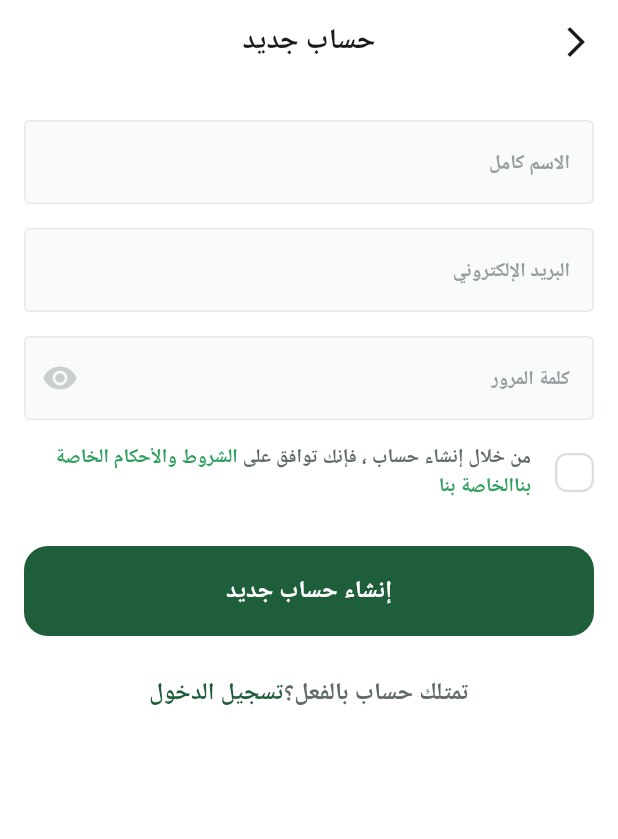
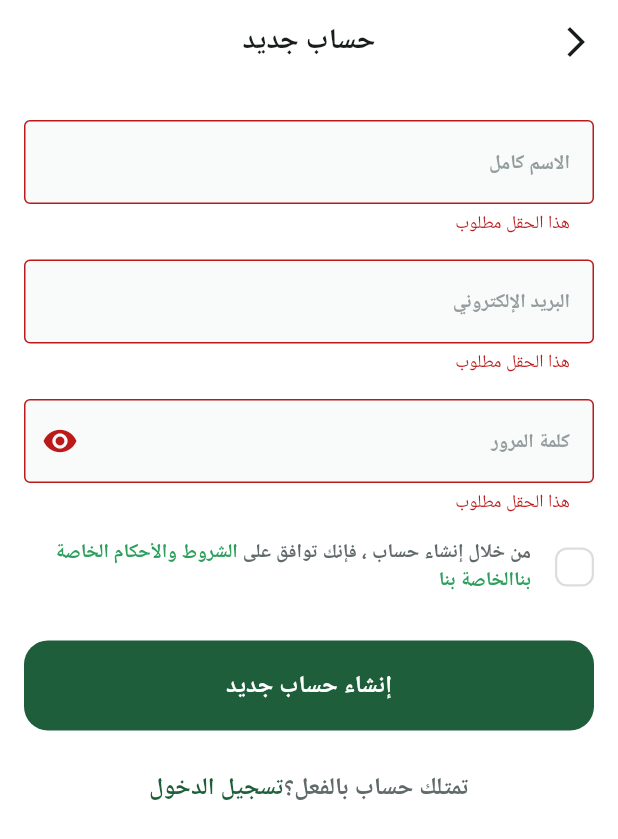
Before and after one commit to A-rosan/FruitsApp, a Flutter app: the SignUpScreen screen opened directly, after a tap on "إنشاء حساب جديد", on a phone screen of 412 x 824 dp. Shown: the top 839 px of the screen. Run offline on Flutter 3.47's test engine with Material 3 defaults, Android fonts, the phone set to English and light mode, and no system bars; drawn by our look-alikes of modal_progress_hud_nsn; our stand-ins replace dartz, dots_indicator, firebase_auth, firebase_core, flutter_bloc, flutter_svg and 4 more; accounts and stored records are empty; Roboto replaces fonts that are missing (Cairo).

Commit message:
signUP integration done

```diff
--- /dev/null
+++ b/lib/core/widgets/custom_pass_field.dart
@@ -0,0 +1,40 @@
+import 'package:flutter/material.dart';
+
+import 'custom_text_form_field.dart';
+
+class CustomPassField extends StatefulWidget {
+  CustomPassField({
+    super.key,
+    required this.passwordController,
+    this.onSaved,
+  });
+
+  final TextEditingController passwordController;
+  void Function(String?)? onSaved;
+
+  @override
+  State<CustomPassField> createState() => _CustomPassFieldState();
+}
+
+class _CustomPassFieldState extends State<CustomPassField> {
+  bool isPassword = true;
+  @override
+  Widget build(BuildContext context) {
+    return CustomTextFormField(
+      onSaved: (value) => widget.onSaved,
+      controller: widget.passwordController,
+      isPass: isPassword,
+      keyboardType: TextInputType.visiblePassword,
+      hintText: "كلمة المرور",
+      suffixIcon: GestureDetector(
+        onTap: () => setState(() => isPassword = !isPassword),
+        child: isPassword
+            ? Icon(Icons.remove_red_eye)
+            : Icon(
+                Icons.visibility_off,
+                color: Color(0xffC9CECF),
+              ),
+      ),
+    );
+  }
+}
--- a/lib/core/widgets/custom_text_form_field.dart
+++ b/lib/core/widgets/custom_text_form_field.dart
@@ -5,18 +5,33 @@ import 'package:fruits_app/core/utils/app_text_style.dart';
 import '../helper_functions/custom_out_line_border.dart';
 
 class CustomTextFormField extends StatelessWidget {
-  const CustomTextFormField({
+  CustomTextFormField({
     super.key,
     required this.hintText,
     required this.keyboardType,
+    required this.controller,
     this.suffixIcon,
+    this.onSaved,
+    this.isPass = false,
   });
   final String hintText;
   final TextInputType? keyboardType;
   final Widget? suffixIcon;
+  final void Function(String?)? onSaved;
+  TextEditingController? controller;
+  final bool isPass;
   @override
   Widget build(BuildContext context) {
     return TextFormField(
+      controller: controller,
+      onSaved: onSaved,
+      obscureText: isPass,
+      validator: (value) {
+        if (value == null || value.isEmpty) {
+          return 'هذا الحقل مطلوب';
+        }
+        return null;
+      },
       keyboardType: keyboardType,
       decoration: InputDecoration(
         suffixIcon: suffixIcon,
--- /dev/null
+++ b/lib/features/auth/cubit/states.dart
@@ -0,0 +1,19 @@
+import 'package:fruits_app/features/auth/domain/entites/users_intites.dart';
+
+abstract class SignUpStates {}
+
+class SignUpInitState extends SignUpStates {}
+
+class SignUpLoadingState extends SignUpStates {}
+
+class SignUpSuccsessState extends SignUpStates {
+  final UsersIntites usersIntites;
+
+  SignUpSuccsessState({required this.usersIntites});
+}
+
+class SignUpFailuer extends SignUpStates {
+  final String errorMsg;
+
+  SignUpFailuer({required this.errorMsg});
+}
--- a/lib/features/auth/domain/repos/repos.dart
+++ b/lib/features/auth/domain/repos/repos.dart
@@ -3,8 +3,9 @@ import 'package:fruits_app/core/errors/failuers.dart';
 import 'package:fruits_app/features/auth/domain/entites/users_intites.dart';
 
 abstract class AuthRepo {
-  Future<Either<Failuer, UsersIntites>> createUsersWithEmailAndPassword(
+  Future<Either<Failuer, UsersIntites>> createUserWithEmailAndPassword(
     String email,
     String password,
+    String name,
   );
 }
--- a/lib/features/auth/presentation/views/sign_up_screen.dart
+++ b/lib/features/auth/presentation/views/sign_up_screen.dart
@@ -1,6 +1,13 @@
 import 'package:flutter/material.dart';
+import 'package:flutter_bloc/flutter_bloc.dart';
+import 'package:fruits_app/core/service/get_it_service.dart';
+import 'package:fruits_app/features/auth/cubit/states.dart';
+import 'package:modal_progress_hud_nsn/modal_progress_hud_nsn.dart';
 
 import '../../../../core/helper_functions/custom_app_bar.dart';
+import '../../../../core/widgets/custom_snack_bar.dart';
+import '../../cubit/cubit.dart';
+import '../../domain/repos/repos.dart';
 import 'widget/sign_up_body.dart';
 
 class SignUpScreen extends StatelessWidget {
@@ -8,12 +15,34 @@ class SignUpScreen extends StatelessWidget {
   static const String routName = "signUp";
   @override
   Widget build(BuildContext context) {
-    return Scaffold(
-      appBar: appBarBuild(
-        context,
-        title: "حساب جديد",
+    return BlocProvider(
+      create: (context) => SignUpCubit(
+        getIt<AuthRepo>(),
       ),
-      body: SignUpBody(),
+      child: Scaffold(
+        appBar: appBarBuild(
+          context,
+          title: "حساب جديد",
+        ),
+        body: Builder(builder: (context) {
+          return BlocConsumer<SignUpCubit, SignUpStates>(
+            listener: (context, state) {
+              // if (state is SignUpSuccsessState) {
+              //   Navigator.pop(context);
+              // }
+              if (state is SignUpFailuer) {
+                customSnackBar(context, state);
+              }
+            },
+            builder: (context, state) {
+              return ModalProgressHUD(
+                inAsyncCall: state is SignUpLoadingState ? true : false,
+                child: SignUpBody(),
+              );
+            },
+          );
+        }),
+      ),
     );
   }
 }
--- a/lib/features/auth/presentation/views/widget/loging_screen_body.dart
+++ b/lib/features/auth/presentation/views/widget/loging_screen_body.dart
@@ -12,7 +12,9 @@ import '../../../../../core/widgets/custom_text_form_field.dart';
 import '../../../../../core/widgets/or_divider.dart';
 
 class LoginBody extends StatelessWidget {
-  const LoginBody({super.key});
+  LoginBody({super.key});
+  TextEditingController emailController = TextEditingController();
+  TextEditingController passwordController = TextEditingController();
 
   @override
   Widget build(BuildContext context) {
@@ -26,11 +28,13 @@ class LoginBody extends StatelessWidget {
             crossAxisAlignment: CrossAxisAlignment.end,
             children: [
               CustomTextFormField(
+                controller: emailController,
                 keyboardType: TextInputType.emailAddress,
                 hintText: "البريد الإلكتروني",
               ),
               Gap(16),
               CustomTextFormField(
+                controller: passwordController,
                 keyboardType: TextInputType.visiblePassword,
                 hintText: "كلمة المرور",
                 suffixIcon: Icon(
--- a/lib/features/auth/presentation/views/widget/sign_up_body.dart
+++ b/lib/features/auth/presentation/views/widget/sign_up_body.dart
@@ -1,50 +1,94 @@
 import 'package:flutter/material.dart';
+// import 'package:flutter_bloc/flutter_bloc.dart';
 import 'package:fruits_app/core/widgets/custom_button.dart';
+import 'package:fruits_app/features/auth/cubit/cubit.dart';
 import 'package:gap/gap.dart';
 
 import '../../../../../core/utils/app_colors.dart';
 import '../../../../../core/utils/app_constant.dart';
 import '../../../../../core/utils/app_text_style.dart';
+import '../../../../../core/widgets/custom_pass_field.dart';
+import '../../../../../core/widgets/custom_snack_bar.dart';
 import '../../../../../core/widgets/custom_text_form_field.dart';
+import '../../../cubit/states.dart';
 import 'terms_and_conditions.dart';
 
-class SignUpBody extends StatelessWidget {
-  const SignUpBody({super.key});
+class SignUpBody extends StatefulWidget {
+  SignUpBody({super.key});
+
+  @override
+  State<SignUpBody> createState() => _SignUpBodyState();
+}
+
+class _SignUpBodyState extends State<SignUpBody> {
+  GlobalKey<FormState> formKey = GlobalKey<FormState>();
+  AutovalidateMode autovalidateMode = AutovalidateMode.disabled;
+  TextEditingController emailController = TextEditingController();
+  TextEditingController passwordController = TextEditingController();
+  TextEditingController nameController = TextEditingController();
+  late bool isChecked = false;
 
   @override
   Widget build(BuildContext context) {
+    SignUpCubit cubit = SignUpCubit.get(context);
     return Padding(
       padding: EdgeInsets.symmetric(
         horizontal: hrAppPadding,
         vertical: vrAppPadding,
       ),
       child: SingleChildScrollView(
+        child: Form(
+          key: formKey,
           child: Column(
             children: [
               CustomTextFormField(
+                onSaved: (value) => nameController.text = value!,
+                controller: nameController,
                 keyboardType: TextInputType.name,
                 hintText: "الاسم كامل",
               ),
               Gap(16),
               CustomTextFormField(
+                onSaved: (value) => emailController.text = value!,
+                controller: emailController,
                 keyboardType: TextInputType.emailAddress,
                 hintText: "البريد الإلكتروني",
               ),
               Gap(16),
-            CustomTextFormField(
-              keyboardType: TextInputType.visiblePassword,
-              hintText: "كلمة المرور",
-              suffixIcon: Icon(
-                Icons.remove_red_eye,
-                color: Color(0xffC9CECF),
-              ),
+              CustomPassField(
+                passwordController: passwordController,
+                onSaved: (value) => passwordController.text = value!,
               ),
               Gap(16),
-            TermsAndConditions(),
+              TermsAndConditions(
+                onChecked: (value) {
+                  isChecked = value;
+                },
+              ),
               Gap(30),
               CustomButton(
                 onPressed: () {
                   //creat new account
+                  if (formKey.currentState!.validate()) {
+                    formKey.currentState!.save();
+                    if (isChecked) {
+                      cubit.createUserWithEmailAndPassword(
+                        emailController.text,
+                        passwordController.text,
+                        nameController.text,
+                      );
+                    } else {
+                      customSnackBar(
+                        context,
+                        SignUpFailuer(
+                            errorMsg: " يجب الموافقة على الشروط والأحكام"),
+                      );
+                    }
+                  } else {
+                    setState(() {
+                      autovalidateMode = AutovalidateMode.always;
+                    });
+                  }
                 },
                 buttonText: "إنشاء حساب جديد",
               ),
@@ -72,6 +116,7 @@ class SignUpBody extends StatelessWidget {
             ],
           ),
         ),
+      ),
     );
   }
 }
--- a/lib/features/auth/presentation/views/widget/terms_and_conditions.dart
+++ b/lib/features/auth/presentation/views/widget/terms_and_conditions.dart
@@ -1,6 +1,6 @@
 import 'package:flutter/material.dart';
 import 'package:fruits_app/core/utils/app_colors.dart';
-import 'package:fruits_app/core/utils/app_constant.dart';
+// import 'package:fruits_app/core/utils/app_constant.dart';
 import 'package:fruits_app/core/utils/app_text_style.dart';
 import 'package:gap/gap.dart';
 
@@ -8,7 +8,11 @@ import '../../../../../core/widgets/custom_check_box.dart';
 // import 'package:gap/gap.dart';
 
 class TermsAndConditions extends StatefulWidget {
-  const TermsAndConditions({super.key});
+  const TermsAndConditions({
+    super.key,
+    required this.onChecked,
+  });
+  final ValueChanged<bool> onChecked;
 
   @override
   State<TermsAndConditions> createState() => _TermsAndConditionsState();
@@ -23,6 +27,7 @@ class _TermsAndConditionsState extends State<TermsAndConditions> {
         CustomCheckBox(
           onChecked: (value) {
             isTermsAccepted = value;
+            widget.onChecked(value);
             setState(() {});
           },
           isChecked: isTermsAccepted,
--- a/lib/main.dart
+++ b/lib/main.dart
@@ -1,10 +1,13 @@
 import 'package:flutter/material.dart';
+import 'package:flutter_bloc/flutter_bloc.dart';
 import 'package:flutter_localizations/flutter_localizations.dart';
 import 'package:fruits_app/core/helper_functions/on_generate_route.dart';
+import 'package:fruits_app/core/service/get_it_service.dart';
 import 'package:fruits_app/core/service/shared_pref_singlton.dart';
 import 'package:fruits_app/core/utils/app_colors.dart';
 import 'package:fruits_app/features/splash/presentation/views/spalsh_screen.dart';
 import 'package:firebase_core/firebase_core.dart';
+import 'core/service/bloc_observ.dart';
 import 'firebase_options.dart';
 
 import 'generated/l10n.dart';
@@ -15,6 +18,8 @@ void main() async {
   await Firebase.initializeApp(
     options: DefaultFirebaseOptions.currentPlatform,
   );
+  setupGetIt();
+  Bloc.observer = MyBlocObserver();
   runApp(const FruitsApp());
 }
 
--- a/pubspec.yaml
+++ b/pubspec.yaml
@@ -35,11 +35,14 @@ dependencies:
   firebase_core: ^4.1.0
   flutter:
     sdk: flutter
+  flutter_bloc: ^9.1.1
   flutter_localizations:
     sdk: flutter
   flutter_svg: ^2.2.0
   gap: ^3.0.1
+  get_it: ^8.2.0
   google_fonts: ^6.3.0
+  modal_progress_hud_nsn: ^0.5.1
   shared_preferences: ^2.5.3
 
 dev_dependencies:
```
Also changed, not shown: lib/core/errors/custom_exceptions.dart (added, +10 -0 lines), lib/core/service/bloc_observ.dart (added, +22 -0 lines), lib/core/service/firebase_auth.dart (+28 -1 lines), lib/core/service/get_it_service.dart (added, +13 -0 lines), lib/core/widgets/custom_snack_bar.dart (added, +15 -0 lines), lib/features/auth/cubit/cubit.dart (added, +28 -0 lines), lib/features/auth/data/models/users_model.dart (added, +17 -0 lines), lib/features/auth/data/repos/auth_repo_imp.dart (+28 -4 lines), pubspec.lock, 3 other files. Lines whose indentation alone changed are shown as unchanged.
